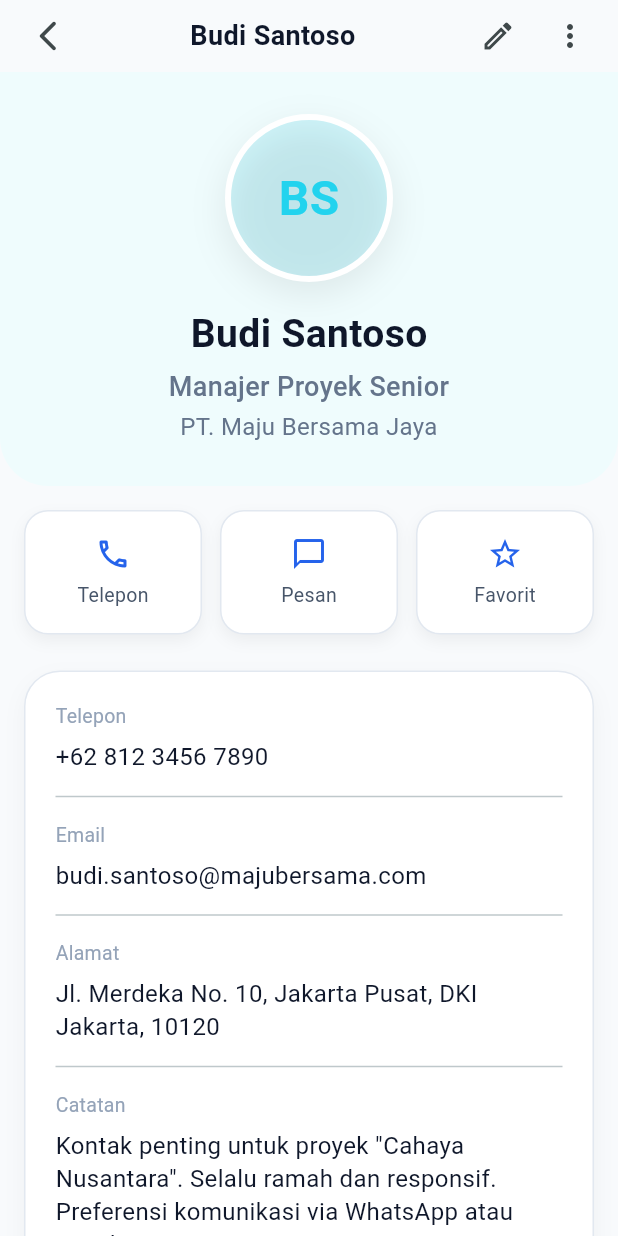
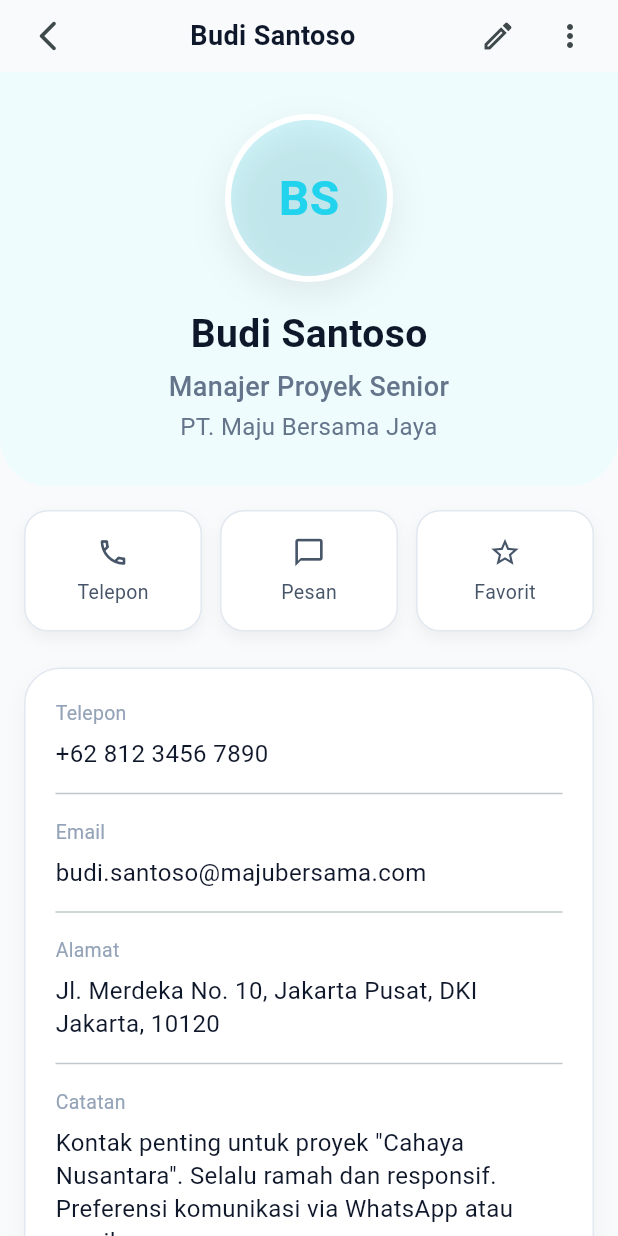
Before and after one commit to BagusAth/simple-contact-app, a Flutter app: the ContactDetailScreen screen opened directly, on a phone screen of 412 x 824 dp. Run offline on Flutter 3.47's test engine with Material 3 defaults, Android fonts, the phone set to English and light mode, and no system bars; our stand-ins replace firebase_core; accounts and stored records are empty.

Commit message:
add favorite functionality and update quick action buttons in contact detail screen

```diff
--- a/lib/screens/contact_detail.dart
+++ b/lib/screens/contact_detail.dart
@@ -26,6 +26,7 @@ class _ContactDetailScreenState extends State<ContactDetailScreen> {
   late final TextEditingController _notesController;
 
   bool _isEditing = false;
+  bool _isFavorite = false;
 
   @override
   void initState() {
@@ -207,12 +208,28 @@ class _ContactDetailScreenState extends State<ContactDetailScreen> {
     return Padding(
       padding: const EdgeInsets.symmetric(horizontal: 16),
       child: Row(
-        children: const [
-          _QuickActionButton(icon: Icons.call_outlined, label: 'Telepon'),
-          SizedBox(width: 12),
-          _QuickActionButton(icon: Icons.chat_bubble_outline, label: 'Pesan'),
-          SizedBox(width: 12),
-          _QuickActionButton(icon: Icons.star_border, label: 'Favorit'),
+        children: [
+          _QuickActionButton(
+            icon: Icons.call_outlined,
+            label: 'Telepon',
+            onTap: () => _handleQuickAction('Telepon'),
+          ),
+          const SizedBox(width: 12),
+          _QuickActionButton(
+            icon: Icons.chat_bubble_outline,
+            label: 'Pesan',
+            onTap: () => _handleQuickAction('Pesan'),
+          ),
+          const SizedBox(width: 12),
+          _QuickActionButton(
+            icon: _isFavorite ? Icons.star : Icons.star_border,
+            label: 'Favorit',
+            isActive: _isFavorite,
+            activeColor: const Color(0xFF22D3EE),
+            onTap: () {
+              setState(() => _isFavorite = !_isFavorite);
+            },
+          ),
         ],
       ),
     );
@@ -370,6 +387,12 @@ class _ContactDetailScreenState extends State<ContactDetailScreen> {
       },
     );
   }
+
+  void _handleQuickAction(String action) {
+    ScaffoldMessenger.of(
+      context,
+    ).showSnackBar(SnackBar(content: Text('Aksi $action belum tersedia.')));
+  }
 }
 
 class _Header extends StatelessWidget {
@@ -420,20 +443,45 @@ class _Header extends StatelessWidget {
 }
 
 class _QuickActionButton extends StatelessWidget {
-  const _QuickActionButton({required this.icon, required this.label});
+  const _QuickActionButton({
+    required this.icon,
+    required this.label,
+    this.onTap,
+    this.isActive = false,
+    this.activeColor,
+  });
 
   final IconData icon;
   final String label;
+  final VoidCallback? onTap;
+  final bool isActive;
+  final Color? activeColor;
 
   @override
   Widget build(BuildContext context) {
+    final Color accent = activeColor ?? const Color(0xFF2563EB);
+    final Color iconColor =
+      isActive ? accent : const Color(0xFF475569);
+    final textStyle = TextStyle(
+      fontSize: 13,
+      color: iconColor,
+      fontWeight: isActive ? FontWeight.w600 : FontWeight.normal,
+    );
+
     return Expanded(
+      child: Material(
+        color: Colors.transparent,
+        child: InkWell(
+          borderRadius: BorderRadius.circular(16),
+          onTap: onTap,
           child: Container(
             padding: const EdgeInsets.symmetric(vertical: 16),
             decoration: BoxDecoration(
-          color: Colors.white,
+              color: isActive ? accent.withOpacity(0.12) : Colors.white,
               borderRadius: BorderRadius.circular(16),
-          border: Border.all(color: const Color(0xFFE2E8F0)),
+              border: Border.all(
+                color: isActive ? accent : const Color(0xFFE2E8F0),
+              ),
               boxShadow: [
                 BoxShadow(
                   color: Colors.black.withOpacity(0.05),
@@ -444,13 +492,12 @@ class _QuickActionButton extends StatelessWidget {
             ),
             child: Column(
               children: [
-            Icon(icon, color: const Color(0xFF2563EB)),
+                Icon(icon, color: iconColor, size: 22),
                 const SizedBox(height: 6),
-            Text(
-              label,
-              style: const TextStyle(fontSize: 13, color: Color(0xFF475569)),
+                Text(label, style: textStyle),
+              ],
             ),
-          ],
+          ),
         ),
       ),
     );
```
Lines whose indentation alone changed are shown as unchanged.
